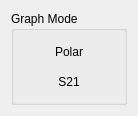
Wireless-Research-Tester/Automated-Wireless-Research-Tester, file gui/graph_mode_ui.ui: the form before one commit.
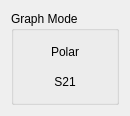
The form after the commit.

Commit message: Created groupbox with graph mode selection buttons. added to MW

Patch:
```diff
--- a/gui/graph_mode_ui.ui
+++ b/gui/graph_mode_ui.ui
@@ -6,10 +6,16 @@
    <rect>
     <x>0</x>
     <y>0</y>
-    <width>138</width>
+    <width>130</width>
     <height>116</height>
    </rect>
   </property>
+  <property name="maximumSize">
+   <size>
+    <width>130</width>
+    <height>120</height>
+   </size>
+  </property>
   <property name="windowTitle">
    <string>Form</string>
   </property>
```
The commit also changes 2 other files.
